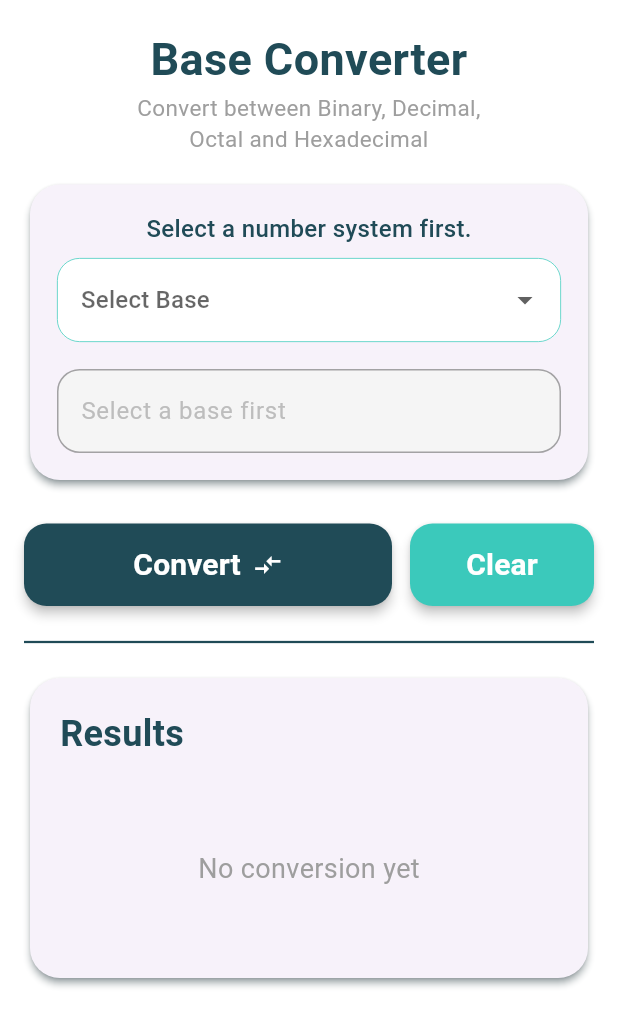
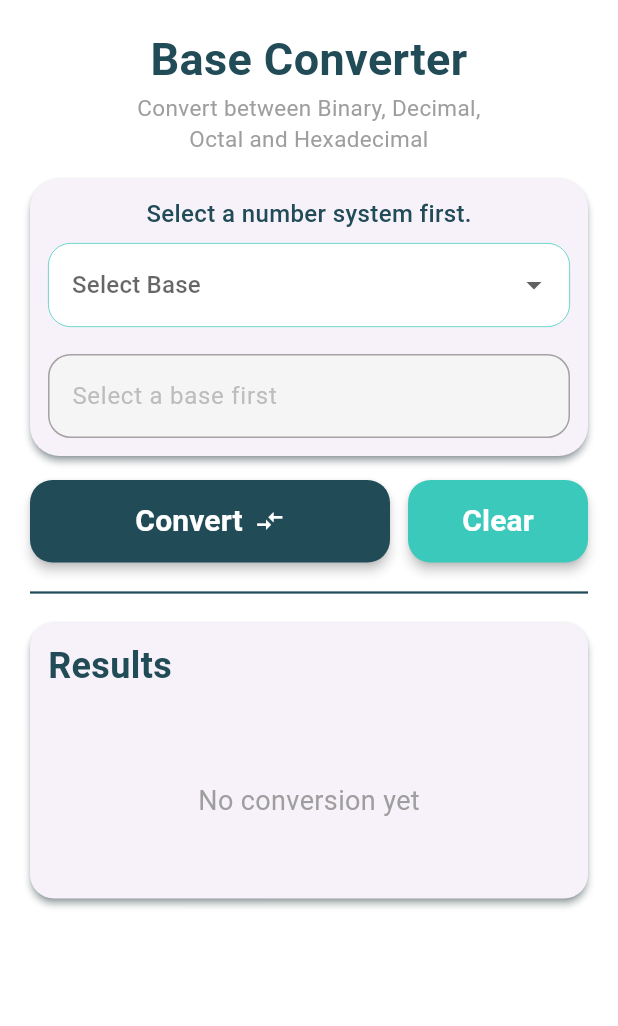
Before and after one commit to Rakib3019/Base-Converter, a Flutter app: the screen it shows after launch, on a phone screen of 412 x 824 dp. Shown: the top 1026 px of the screen. Run offline on Flutter 3.47's test engine with Material 3 defaults, Android fonts, the phone set to English and light mode, and no system bars.

Commit message:
home_screen fixed allign

```diff
--- a/lib/view/screens/home_screen.dart
+++ b/lib/view/screens/home_screen.dart
@@ -47,7 +47,7 @@ class HomeScreen extends StatelessWidget {
                 ),
               ),
 
-              const SizedBox(height: 16),
+              const SizedBox(height:12),
 
               /// INPUT CARD
 
@@ -58,7 +58,7 @@ class HomeScreen extends StatelessWidget {
                   borderRadius: BorderRadius.circular(20),
                 ),
                 child: Padding(
-                  padding: const EdgeInsets.all(18),
+                  padding: const EdgeInsets.all(12),
                   child: Column(
                     children: [
                       Text(
@@ -170,9 +170,11 @@ class HomeScreen extends StatelessWidget {
                 ),
               ),
 
-              const SizedBox(height: 25),
+              const SizedBox(height: 12),
 //button
-              Row(
+              Padding(
+                padding: const EdgeInsets.symmetric(horizontal:4),
+                child: Row(
                   children: [
                     Expanded(
                       flex: 2,
@@ -241,15 +243,20 @@ class HomeScreen extends StatelessWidget {
                     ),
                   ],
                 ),
+              ),
 
-              const SizedBox(height: 16),
+              const SizedBox(height: 12),
 
-              Divider(
+              Padding(
+                padding: const EdgeInsets.symmetric(horizontal: 4),
+                child: Divider(
                   color: primary,
                   thickness: 1.5,
                 ),
+              ),
+
 //error message
-              const SizedBox(height: 12),
+              const SizedBox(height:8),
               if (vm.errorMessage != null)
                 Container(
                   margin: const EdgeInsets.only(bottom: 20),
@@ -273,10 +280,10 @@ class HomeScreen extends StatelessWidget {
                 elevation: 2,
                 shadowColor: primary,
                 shape: RoundedRectangleBorder(
-                  borderRadius: BorderRadius.circular(20),
+                  borderRadius: BorderRadius.circular(16),
                 ),
                 child: Padding(
-                  padding: const EdgeInsets.all(20),
+                  padding: const EdgeInsets.all(12),
 
                   child: Column(
                     crossAxisAlignment: CrossAxisAlignment.start,
```
Lines whose indentation alone changed are shown as unchanged.
